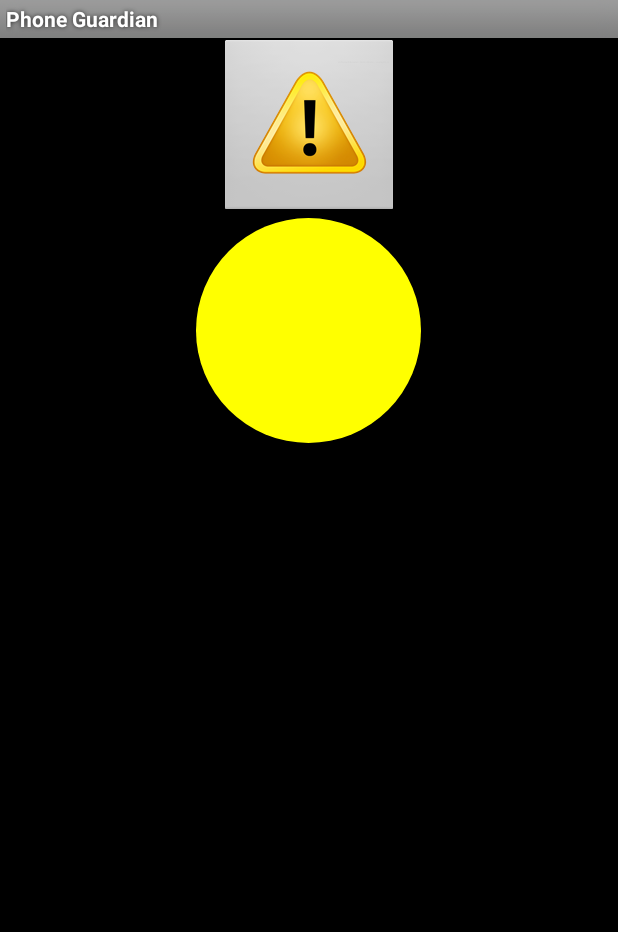
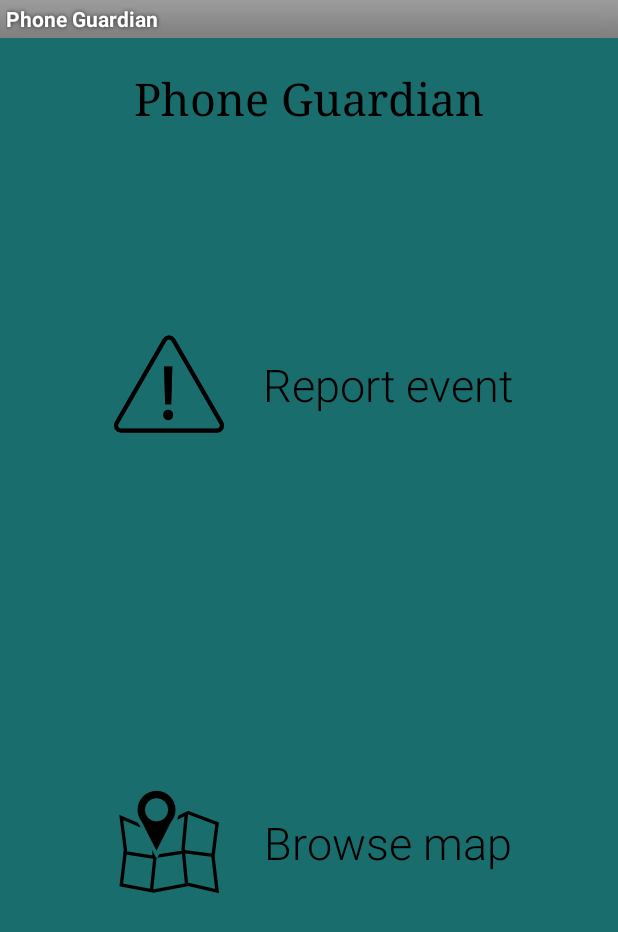
Before and after one commit to PhoneGuardian/CitizenApp, an Android app: the AlertActivity screen opened directly, with no data from a screen before it, on a phone screen of 412 x 824 dp. Shown: the top 932 px of the screen. Run offline under Robolectric (Android 15) with nearby library versions, the phone set to English and light mode, and no system bars.

Commit message:
Redesign home screen, but initial activity invocation stopped working

```diff
--- a/app/src/main/java/edu/elfak/mosis/phoneguardian/AlertActivity.java
+++ b/app/src/main/java/edu/elfak/mosis/phoneguardian/AlertActivity.java
@@ -6,6 +6,7 @@ import android.os.Bundle;
 import android.view.View;
 import android.view.View.OnClickListener;
 import android.widget.Button;
+import android.widget.ImageButton;
 
 public class AlertActivity extends Activity implements OnClickListener
 {
@@ -17,15 +18,11 @@ public class AlertActivity extends Activity implements OnClickListener
 		super.onCreate(savedInstanceState);
 		setContentView(R.layout.alert_activity);
 
-		Button mapa = (Button) findViewById(R.id.btn_map);
-		mapa.setOnClickListener(this);
+		ImageButton map = (ImageButton) findViewById(R.id.btn_map);
+		map.setOnClickListener(this);
 
-		Button btnAlert = (Button) findViewById(R.id.btn_alert);
+		ImageButton btnAlert = (ImageButton) findViewById(R.id.btn_alert);
 		btnAlert.setOnClickListener(this);
-
-		Button btnProfle = (Button) findViewById(R.id.btn_profile);
-		btnProfle.setOnClickListener(this);
-
 
 
 	}
@@ -36,12 +33,6 @@ public class AlertActivity extends Activity implements OnClickListener
 		user = getIntent().getStringExtra("USERNAME");
 		switch(v.getId())
 		{
-
-			case R.id.btn_profile:
-				Intent i1 = new Intent(this,ProfileActivity.class);
-				i1.putExtra("USERNAME", user);
-				startActivity(i1);
-				break;
 			case R.id.btn_alert:
 				Intent i2 = new Intent(this,AddLocationActivity.class);
 				i2.putExtra("USERNAME", user);
--- a/app/src/main/res/layout/alert_activity.xml
+++ b/app/src/main/res/layout/alert_activity.xml
@@ -3,27 +3,77 @@
     android:layout_width="match_parent"
     android:layout_height="match_parent"
     android:orientation="vertical"
-    android:background="@color/black"
+    android:background="@color/background_color"
     >
+
+    <TextView
+        android:layout_width="wrap_content"
+        android:layout_height="wrap_content"
+        android:layout_weight="1"
+        android:layout_gravity="center"
+        android:text="@string/app_name"
+        android:textSize="30sp"
+        android:fontFamily="serif"
+        android:textColor="@color/black"
+        android:paddingBottom="40sp"
+        android:paddingTop="20sp"
+        />
+
+  <GridLayout
+      android:layout_width="wrap_content"
+      android:layout_height="wrap_content"
+      android:columnCount="2"
+      android:rowCount="2"
+      android:layout_gravity="center"
+      android:layout_weight="5"
+      >
 
     <ImageButton
         android:id="@+id/btn_alert"
         android:layout_gravity="center"
-        android:layout_width="120dp"
-        android:layout_height="120dp"
-        android:src="@drawable/test"
+        android:layout_width="wrap_content"
+        android:layout_height="wrap_content"
+        android:background="@drawable/warning_icon"
+        android:layout_row="0"
+        android:layout_column="0"
          />
+
+      <TextView
+          android:layout_width="wrap_content"
+          android:layout_height="wrap_content"
+          android:layout_gravity="center"
+          android:text="@string/home_alert_btn_desc"
+          android:textSize="30sp"
+          android:paddingLeft="20sp"
+          android:layout_row="0"
+          android:layout_column="1"
+          android:textColor="@color/black"
+          android:fontFamily="sans-serif-light"
+          />
 
     <ImageButton
 	        android:id="@+id/btn_map"
 	        android:layout_width="wrap_content"
 	        android:layout_height="wrap_content"
-	        android:text="@string/map"
 	        android:layout_gravity="center"
-	        android:textSize="30sp"
-	        android:textColor="@color/black"
-	        android:background="@drawable/yellowbutton"/>
+	        android:background="@drawable/map_icon"
+            android:layout_row="1"
+            android:layout_column="0"
+        />
+
+      <TextView
+          android:layout_width="wrap_content"
+          android:layout_height="wrap_content"
+          android:layout_gravity="center"
+          android:text="@string/home_map_btn_desc"
+          android:textSize="30sp"
+          android:fontFamily="sans-serif-light"
+          android:paddingLeft="20sp"
+          android:layout_row="1"
+          android:layout_column="1"
+          android:textColor="@color/black"
+          />
 
 
-
+  </GridLayout>
 </LinearLayout>
--- a/app/src/main/res/values/color.xml
+++ b/app/src/main/res/values/color.xml
@@ -3,4 +3,5 @@
     <color name="white">#ffffffff</color>
     <color name="black">#000000</color>
     <color name="red">#ff0000</color>
+    <color name="background_color">#1A6D6D</color>
 </resources>
--- a/app/src/main/res/values/strings.xml
+++ b/app/src/main/res/values/strings.xml
@@ -4,6 +4,8 @@
     <string name="app_name">Phone Guardian</string>
     <string name="hello_world">Hello world!</string>
     <string name="map">Map</string>
+    <string name="home_alert_btn_desc">Report event</string>
+    <string name="home_map_btn_desc">Browse map</string>
 
     <string name="username">Username:</string>
     <string name="password">Password:</string>
```
Also changed, not shown: app/src/main/res/drawable-hdpi/map_icon.png (added), app/src/main/res/drawable-hdpi/warning_icon.png (added).
